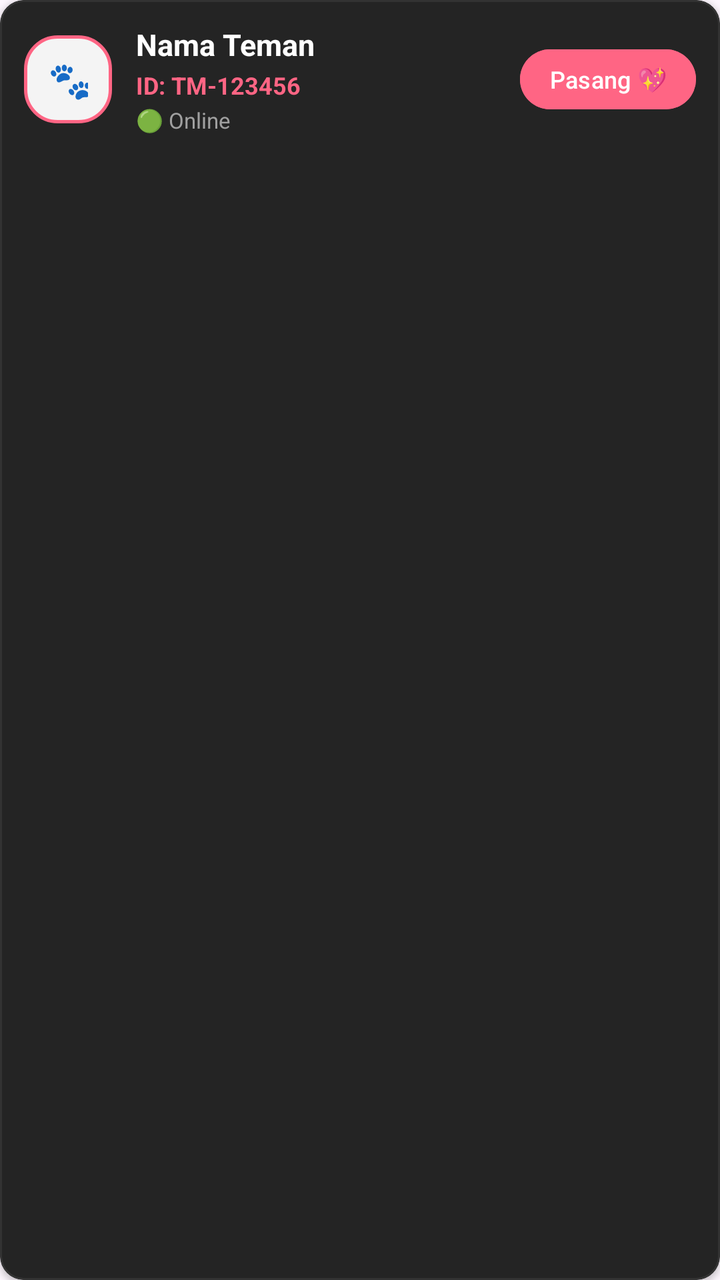
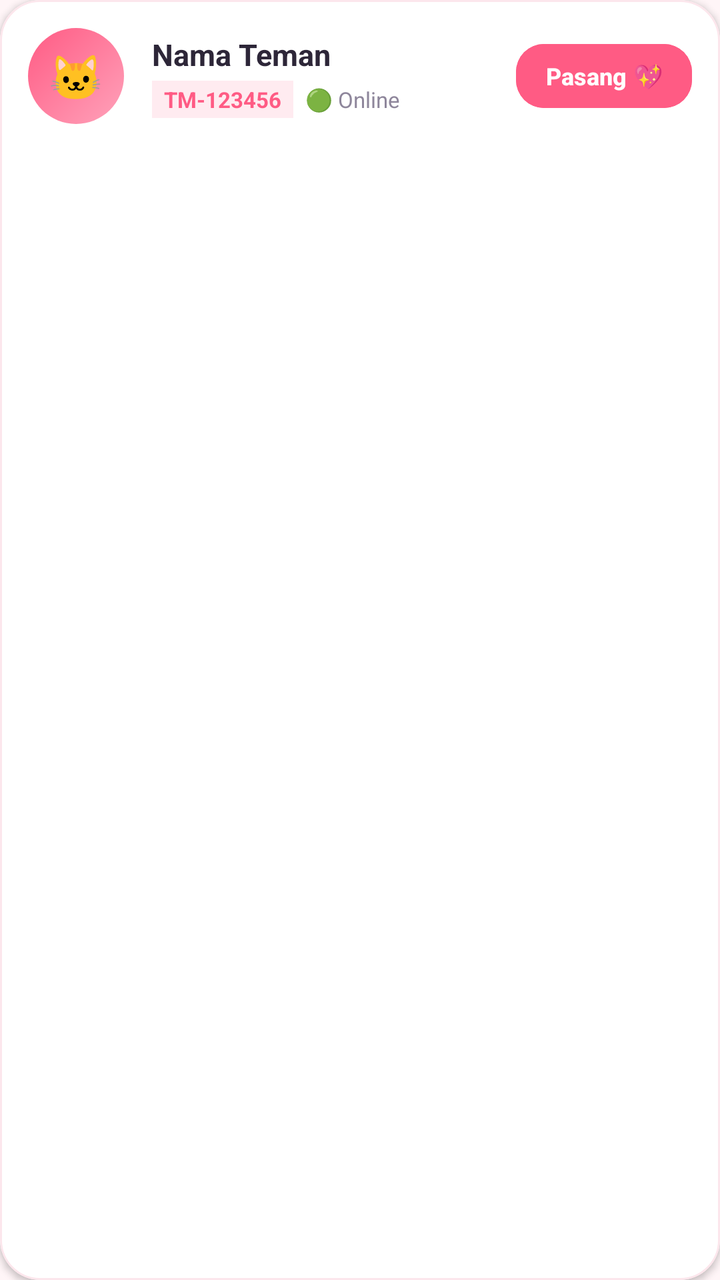

Two renders of the same Android screen: before a commit and after it. Below are the layout's source before the change and the commit's diff.
<!-- AndroidManifest.xml: application theme Theme.Toomi -->
<!-- res/layout/item_friend.xml -->
<?xml version="1.0" encoding="utf-8"?>
<com.google.android.material.card.MaterialCardView xmlns:android="http://schemas.android.com/apk/res/android"
    xmlns:app="http://schemas.android.com/apk/res-auto"
    android:layout_width="match_parent"
    android:layout_height="wrap_content"
    android:layout_marginBottom="10dp"
    app:cardBackgroundColor="#242424"
    app:cardCornerRadius="12dp"
    app:cardElevation="2dp"
    app:strokeColor="#333333"
    app:strokeWidth="1dp">

    <LinearLayout
        android:layout_width="match_parent"
        android:layout_height="wrap_content"
        android:gravity="center_vertical"
        android:orientation="horizontal"
        android:padding="12dp">

        
        <FrameLayout
            android:layout_width="44dp"
            android:layout_height="44dp"
            android:background="@drawable/bg_bubble_chat">

            <TextView
                android:id="@+id/tv_avatar_initial"
                android:layout_width="wrap_content"
                android:layout_height="wrap_content"
                android:layout_gravity="center"
                android:text="🐾"
                android:textColor="@color/text_white"
                android:textSize="18sp"
                android:textStyle="bold" />
        </FrameLayout>

        
        <LinearLayout
            android:layout_width="0dp"
            android:layout_height="wrap_content"
            android:layout_marginStart="12dp"
            android:layout_weight="1"
            android:orientation="vertical">

            <TextView
                android:id="@+id/tv_friend_name"
                android:layout_width="wrap_content"
                android:layout_height="wrap_content"
                android:text="Nama Teman"
                android:textColor="@color/text_white"
                android:textSize="15sp"
                android:textStyle="bold" />

            <TextView
                android:id="@+id/tv_friend_toomi_id"
                android:layout_width="wrap_content"
                android:layout_height="wrap_content"
                android:layout_marginTop="2dp"
                android:text="ID: TM-123456"
                android:textColor="@color/primary"
                android:textSize="12sp"
                android:textStyle="bold" />

            <TextView
                android:id="@+id/tv_friend_status"
                android:layout_width="wrap_content"
                android:layout_height="wrap_content"
                android:layout_marginTop="2dp"
                android:text="🟢 Online"
                android:textColor="@color/text_muted"
                android:textSize="11sp" />
        </LinearLayout>

        
        <LinearLayout
            android:id="@+id/layout_request_actions"
            android:layout_width="wrap_content"
            android:layout_height="wrap_content"
            android:orientation="horizontal"
            android:visibility="gone">

            <Button
                android:id="@+id/btn_accept_friend"
                style="@style/Widget.Material3.Button.TonalButton"
                android:layout_width="wrap_content"
                android:layout_height="36dp"
                android:backgroundTint="@color/accent"
                android:paddingHorizontal="10dp"
                android:text="Terima"
                android:textColor="@color/text_white"
                android:textSize="11sp" />

            <Button
                android:id="@+id/btn_reject_friend"
                style="@style/Widget.Material3.Button.TextButton"
                android:layout_width="wrap_content"
                android:layout_height="36dp"
                android:layout_marginStart="4dp"
                android:paddingHorizontal="8dp"
                android:text="Tolak"
                android:textColor="#FF6B6B"
                android:textSize="11sp" />
        </LinearLayout>

        <Button
            android:id="@+id/btn_pair_companion"
            android:layout_width="wrap_content"
            android:layout_height="38dp"
            android:backgroundTint="@color/primary"
            android:paddingHorizontal="12dp"
            android:text="Pasang 💖"
            android:textAllCaps="false"
            android:textSize="12sp" />

    </LinearLayout>
</com.google.android.material.card.MaterialCardView>
<!-- resources referenced by this layout -->
<resources>
  <color name="accent">#6C5CE7</color>
  <color name="primary">#FF6584</color>
  <color name="text_muted">#A0A0A0</color>
  <color name="text_white">#FFFFFF</color>
  <!-- drawable bg_bubble_chat (drawable) -->
  <?xml version="1.0" encoding="utf-8"?>
  <shape xmlns:android="http://schemas.android.com/apk/res/android"
      android:shape="rectangle">
      <solid android:color="#F2FFFFFF" />
      <corners android:radius="16dp" />
      <stroke
          android:width="1.5dp"
          android:color="#FF6584" />
      <padding
          android:bottom="8dp"
          android:left="12dp"
          android:right="12dp"
          android:top="8dp" />
  </shape>
  <style name="Theme.Toomi" parent="Theme.Material3.DayNight.NoActionBar">
          <item name="colorPrimary">@color/primary</item>
          <item name="colorSecondary">@color/accent</item>
          <item name="android:statusBarColor">@color/bg_dark</item>
      </style>
  <color name="bg_dark">#121212</color>
</resources>

<!-- the commit's change to res/layout/item_friend.xml (unified diff, before → after) -->
@@ -3,11 +3,11 @@
     xmlns:app="http://schemas.android.com/apk/res-auto"
     android:layout_width="match_parent"
     android:layout_height="wrap_content"
-    android:layout_marginBottom="10dp"
-    app:cardBackgroundColor="#242424"
-    app:cardCornerRadius="12dp"
+    android:layout_marginBottom="12dp"
+    app:cardBackgroundColor="@color/bg_card"
+    app:cardCornerRadius="20dp"
     app:cardElevation="2dp"
-    app:strokeColor="#333333"
+    app:strokeColor="@color/card_stroke"
     app:strokeWidth="1dp">
 
     <LinearLayout
@@ -15,30 +15,28 @@
         android:layout_height="wrap_content"
         android:gravity="center_vertical"
         android:orientation="horizontal"
-        android:padding="12dp">
+        android:padding="14dp">
 
         
         <FrameLayout
-            android:layout_width="44dp"
-            android:layout_height="44dp"
-            android:background="@drawable/bg_bubble_chat">
+            android:layout_width="48dp"
+            android:layout_height="48dp"
+            android:background="@drawable/bg_hero_card">
 
             <TextView
                 android:id="@+id/tv_avatar_initial"
                 android:layout_width="wrap_content"
                 android:layout_height="wrap_content"
                 android:layout_gravity="center"
-                android:text="🐾"
-                android:textColor="@color/text_white"
-                android:textSize="18sp"
-                android:textStyle="bold" />
+                android:text="🐱"
+                android:textSize="22sp" />
         </FrameLayout>
 
         
         <LinearLayout
             android:layout_width="0dp"
             android:layout_height="wrap_content"
-            android:layout_marginStart="12dp"
+            android:layout_marginStart="14dp"
             android:layout_weight="1"
             android:orientation="vertical">
 
@@ -47,28 +45,38 @@
                 android:layout_width="wrap_content"
                 android:layout_height="wrap_content"
                 android:text="Nama Teman"
-                android:textColor="@color/text_white"
+                android:textColor="@color/text_dark"
                 android:textSize="15sp"
                 android:textStyle="bold" />
 
-            <TextView
-                android:id="@+id/tv_friend_toomi_id"
+            <LinearLayout
                 android:layout_width="wrap_content"
                 android:layout_height="wrap_content"
-                android:layout_marginTop="2dp"
-                android:text="ID: TM-123456"
-                android:textColor="@color/primary"
-                android:textSize="12sp"
-                android:textStyle="bold" />
+                android:layout_marginTop="3dp"
+                android:gravity="center_vertical"
+                android:orientation="horizontal">
 
-            <TextView
-                android:id="@+id/tv_friend_status"
-                android:layout_width="wrap_content"
-                android:layout_height="wrap_content"
-                android:layout_marginTop="2dp"
-                android:text="🟢 Online"
-                android:textColor="@color/text_muted"
-                android:textSize="11sp" />
+                <TextView
+                    android:id="@+id/tv_friend_toomi_id"
+                    android:layout_width="wrap_content"
+                    android:layout_height="wrap_content"
+                    android:background="@color/primary_light"
+                    android:paddingHorizontal="6dp"
+                    android:paddingVertical="2dp"
+                    android:text="TM-123456"
+                    android:textColor="@color/primary"
+                    android:textSize="11sp"
+                    android:textStyle="bold" />
+
+                <TextView
+                    android:id="@+id/tv_friend_status"
+                    android:layout_width="wrap_content"
+                    android:layout_height="wrap_content"
+                    android:layout_marginStart="6dp"
+                    android:text="🟢 Online"
+                    android:textColor="@color/text_secondary"
+                    android:textSize="11sp" />
+            </LinearLayout>
         </LinearLayout>
 
         
@@ -79,22 +87,23 @@
             android:orientation="horizontal"
             android:visibility="gone">
 
-            <Button
+            <com.google.android.material.button.MaterialButton
                 android:id="@+id/btn_accept_friend"
-                style="@style/Widget.Material3.Button.TonalButton"
                 android:layout_width="wrap_content"
-                android:layout_height="36dp"
-                android:backgroundTint="@color/accent"
-                android:paddingHorizontal="10dp"
+                android:layout_height="38dp"
+                android:backgroundTint="@color/primary"
+                android:paddingHorizontal="12dp"
                 android:text="Terima"
                 android:textColor="@color/text_white"
-                android:textSize="11sp" />
+                android:textSize="11sp"
+                android:textStyle="bold"
+                app:cornerRadius="12dp" />
 
-            <Button
+            <com.google.android.material.button.MaterialButton
                 android:id="@+id/btn_reject_friend"
                 style="@style/Widget.Material3.Button.TextButton"
                 android:layout_width="wrap_content"
-                android:layout_height="36dp"
+                android:layout_height="38dp"
                 android:layout_marginStart="4dp"
                 android:paddingHorizontal="8dp"
                 android:text="Tolak"
@@ -102,15 +111,18 @@
                 android:textSize="11sp" />
         </LinearLayout>
 
-        <Button
+        <com.google.android.material.button.MaterialButton
             android:id="@+id/btn_pair_companion"
             android:layout_width="wrap_content"
-            android:layout_height="38dp"
+            android:layout_height="40dp"
             android:backgroundTint="@color/primary"
-            android:paddingHorizontal="12dp"
+            android:paddingHorizontal="14dp"
             android:text="Pasang 💖"
             android:textAllCaps="false"
-            android:textSize="12sp" />
+            android:textColor="@color/text_white"
+            android:textSize="12sp"
+            android:textStyle="bold"
+            app:cornerRadius="14dp" />
 
     </LinearLayout>
 </com.google.android.material.card.MaterialCardView>
<!-- resource entries referenced after the edit -->
@@ -1,29 +1,32 @@
 <!-- resources referenced by this layout -->
 <resources>
-  <color name="accent">#6C5CE7</color>
-  <color name="primary">#FF6584</color>
-  <color name="text_muted">#A0A0A0</color>
+  <color name="bg_card">#FFFFFF</color>
+  <color name="card_stroke">#FCE6EC</color>
+  <color name="primary">#FF5B84</color>
+  <color name="primary_light">#FFEBF0</color>
+  <color name="text_dark">#2D2638</color>
+  <color name="text_secondary">#8E869B</color>
   <color name="text_white">#FFFFFF</color>
-  <!-- drawable bg_bubble_chat (drawable) -->
+  <!-- drawable bg_hero_card (drawable) -->
   <?xml version="1.0" encoding="utf-8"?>
   <shape xmlns:android="http://schemas.android.com/apk/res/android"
       android:shape="rectangle">
-      <solid android:color="#F2FFFFFF" />
-      <corners android:radius="16dp" />
-      <stroke
-          android:width="1.5dp"
-          android:color="#FF6584" />
-      <padding
-          android:bottom="8dp"
-          android:left="12dp"
-          android:right="12dp"
-          android:top="8dp" />
+      <gradient
+          android:angle="135"
+          android:endColor="@color/primary_gradient_end"
+          android:startColor="@color/primary_gradient_start"
+          android:type="linear" />
+      <corners android:radius="24dp" />
   </shape>
-  <style name="Theme.Toomi" parent="Theme.Material3.DayNight.NoActionBar">
+  <style name="Theme.Toomi" parent="Theme.Material3.Light.NoActionBar">
           <item name="colorPrimary">@color/primary</item>
-          <item name="colorSecondary">@color/accent</item>
-          <item name="android:statusBarColor">@color/bg_dark</item>
+          <item name="colorSecondary">@color/primary_light</item>
+          <item name="android:statusBarColor">@color/bg_main</item>
+          <item name="android:windowLightStatusBar" tools:targetApi="m">true</item>
+          <item name="android:windowBackground">@color/bg_main</item>
       </style>
-  <color name="bg_dark">#121212</color>
+  <color name="primary_gradient_end">#FF5B84</color>
+  <color name="primary_gradient_start">#FFA2BA</color>
+  <color name="bg_main">#FFF5F7</color>
 </resources>
 
